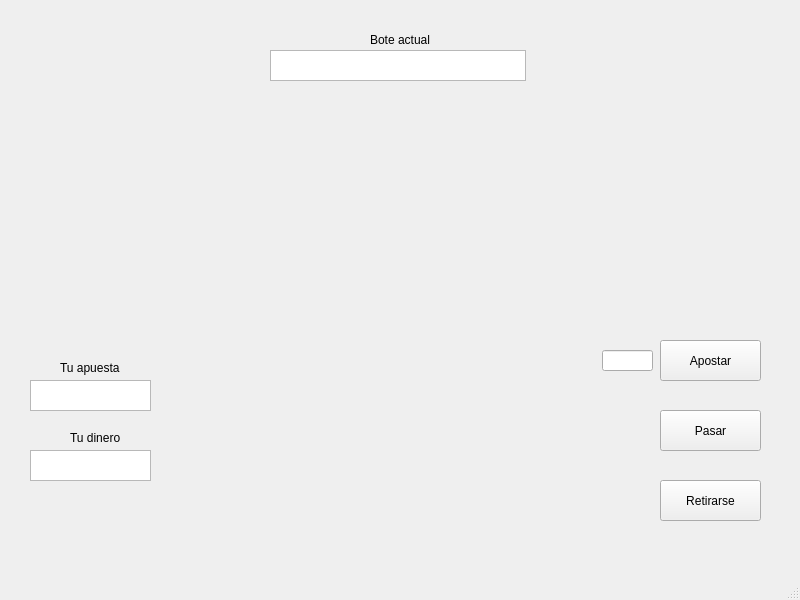
The window that juego.ui (FeliFCB/Poker) describes before a commit, drawn with Qt 5.
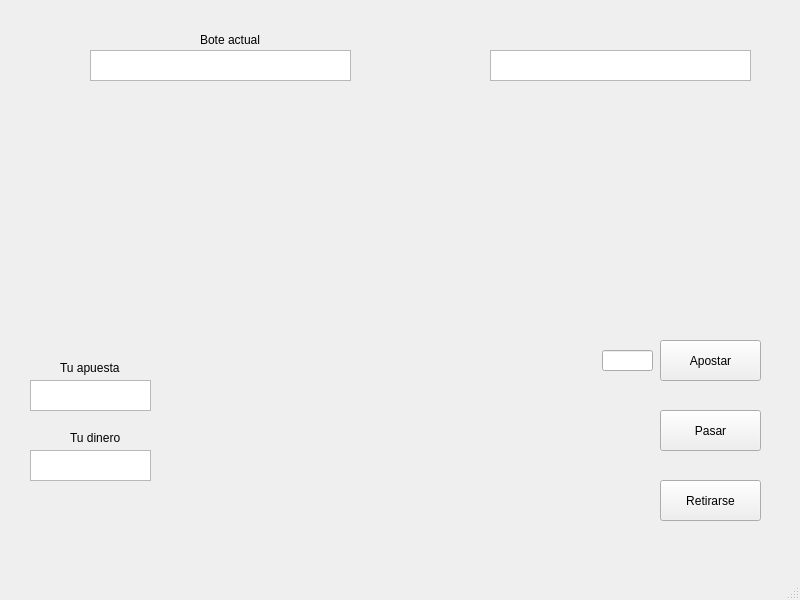
The same window after the commit.

Commit message:
Añadido display del nombre del jugador
Redistribución de algunos widgets para poder mostrar el nombre del jugador que tiene el turno

What changed in the file:
```diff
--- a/juego.ui
+++ b/juego.ui
@@ -17,7 +17,7 @@
    <widget class="QLabel" name="label">
     <property name="geometry">
      <rect>
-      <x>370</x>
+      <x>200</x>
       <y>30</y>
       <width>61</width>
       <height>20</height>
@@ -30,19 +30,6 @@
      <string>Bote actual</string>
     </property>
    </widget>
-   <widget class="QTextBrowser" name="textBrowser">
-    <property name="geometry">
-     <rect>
-      <x>270</x>
-      <y>50</y>
-      <width>256</width>
-      <height>31</height>
-     </rect>
-    </property>
-    <property name="styleSheet">
-     <string notr="true">color: rgb(0, 0, 0);</string>
-    </property>
-   </widget>
    <widget class="QLabel" name="label_2">
     <property name="geometry">
      <rect>
@@ -162,6 +149,59 @@
      <string notr="true">color: rgb(0, 0, 0);</string>
     </property>
    </widget>
+   <widget class="QTextEdit" name="tu_apuesta">
+    <property name="geometry">
+     <rect>
+      <x>30</x>
+      <y>380</y>
+      <width>121</width>
+      <height>31</height>
+     </rect>
+    </property>
+   </widget>
+   <widget class="QTextEdit" name="tu_dinero">
+    <property name="geometry">
+     <rect>
+      <x>30</x>
+      <y>450</y>
+      <width>121</width>
+      <height>31</height>
+     </rect>
+    </property>
+   </widget>
+   <widget class="QTextEdit" name="bote_actual">
+    <property name="geometry">
+     <rect>
+      <x>90</x>
+      <y>50</y>
+      <width>261</width>
+      <height>31</height>
+     </rect>
+    </property>
+   </widget>
+   <widget class="QTextEdit" name="nombre">
+    <property name="enabled">
+     <bool>true</bool>
+    </property>
+    <property name="geometry">
+     <rect>
+      <x>490</x>
+      <y>50</y>
+      <width>261</width>
+      <height>31</height>
+     </rect>
+    </property>
+    <property name="font">
+     <font>
+      <pointsize>13</pointsize>
+      <weight>75</weight>
+      <bold>true</bold>
+     </font>
+    </property>
+    <property name="styleSheet">
+     <string notr="true">color: rgb(0, 0, 0);</string>
+    </property>
+   </widget>
   </widget>
   <widget class="QMenuBar" name="menubar">
    <property name="geometry">
```
Left out of the diff: 28 changed lines with no effect on the pictures.
